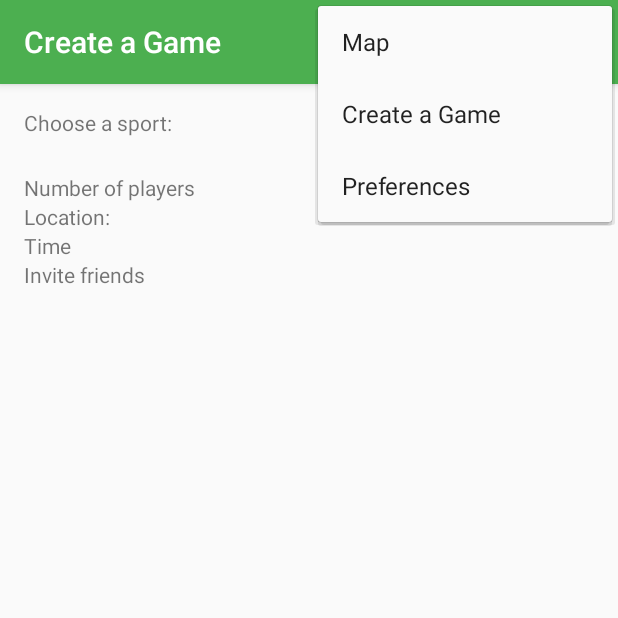
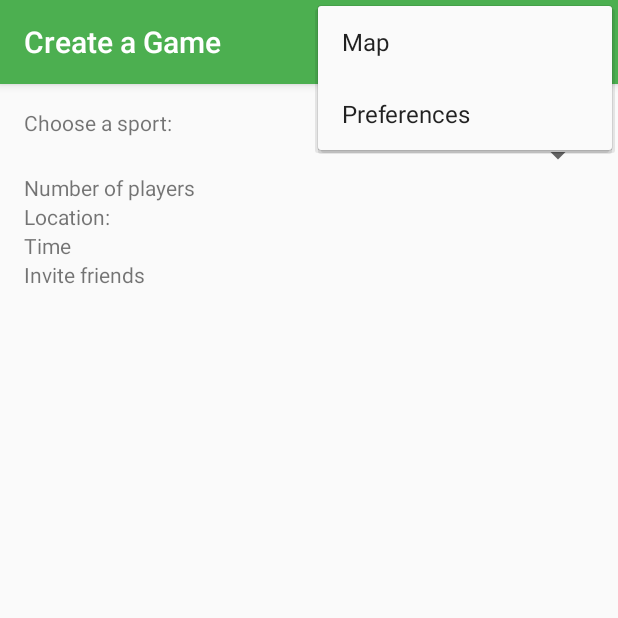
Before and after one commit to MatthewConrad/pick-up, an Android app: the CreateGameActivity screen opened directly, with no data from a screen before it, with the options menu open, on a phone screen of 412 x 824 dp, the top half of it. Run offline under Robolectric (Android 15) with nearby library versions, the phone set to English and light mode, and no system bars.

Commit message:
Parse Implemented parse library. Coded authentication of user using parse. Updated menu

```diff
--- a/app/build.gradle
+++ b/app/build.gradle
@@ -26,4 +26,6 @@ dependencies {
     compile 'com.android.support:appcompat-v7:23.0.1'
     compile 'com.android.support:design:23.0.1'
     compile 'com.google.android.gms:play-services:8.1.0'
+    compile 'com.parse:parse-android:1.10.3'
+
 }
--- a/app/src/main/java/com/nedaco/pickup/PreferencesActivity.java
+++ b/app/src/main/java/com/nedaco/pickup/PreferencesActivity.java
@@ -40,9 +40,6 @@ public class PreferencesActivity extends AppCompatActivity {
             case R.id.create_game:
                 intent = new Intent(PreferencesActivity.this,CreateGameActivity.class);
                 break;
-            //case R.id.Preferences:
-              //  intent = new Intent(PreferencesActivity.this,PreferencesActivity.class);
-               // break;
             default:
                 intent = null;
                 break;
--- a/app/src/main/res/menu/menu_create_game.xml
+++ b/app/src/main/res/menu/menu_create_game.xml
@@ -6,10 +6,7 @@
             android:title="@string/title_activity_maps"
             android:orderInCategory="100"
             app:showAsAction="never"/>
-      <item android:id="@+id/create_game"
-            android:title="@string/title_activity_create_game"
-            android:orderInCategory="100"
-            app:showAsAction="never"/>
+
       <item android:id="@+id/Preferences"
             android:title="Preferences"
             android:orderInCategory="100"
--- a/app/src/main/res/menu/menu_maps_activity.xml
+++ b/app/src/main/res/menu/menu_maps_activity.xml
@@ -2,10 +2,7 @@
       xmlns:app="http://schemas.android.com/apk/res-auto"
       xmlns:tools="http://schemas.android.com/tools"
       tools:context="com.nedaco.pickup.GameOverviewActivity">
-    <item android:id="@+id/map"
-          android:title="@string/title_activity_maps"
-          android:orderInCategory="100"
-          app:showAsAction="never"/>
+
     <item android:id="@+id/create_game"
           android:title="@string/title_activity_create_game"
           android:orderInCategory="100"
--- a/app/src/main/res/menu/menu_preferences.xml
+++ b/app/src/main/res/menu/menu_preferences.xml
@@ -10,9 +10,6 @@
             android:title="@string/title_activity_create_game"
             android:orderInCategory="100"
             app:showAsAction="never"/>
-      <item android:id="@+id/Preferences"
-            android:title="Preferencse"
-            android:orderInCategory="100"
-            app:showAsAction="never"/>
+
 
 </menu>
```
Also changed, not shown: app/src/main/java/com/nedaco/pickup/LoginActivity.java (+40 -4 lines), 1 other file.
